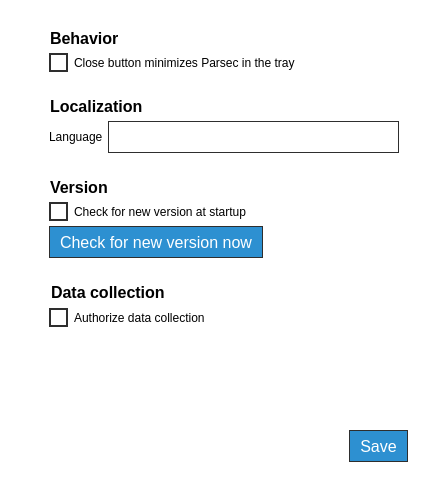
Before: the Qt Designer form parsec/core/gui/forms/global_settings_widget.ui in Scille/parsec-cloud, drawn with Qt 5.
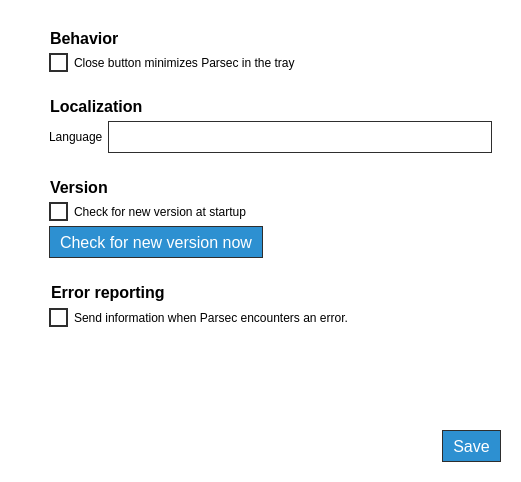
After: the same form once the commit is applied. Icons and pictures are not drawn.

Commit message: [GUI] Added the option to activate or deactivate sentry reporting

```diff
--- a/parsec/core/gui/forms/global_settings_widget.ui
+++ b/parsec/core/gui/forms/global_settings_widget.ui
@@ -6,7 +6,7 @@
    <rect>
     <x>0</x>
     <y>0</y>
-    <width>428</width>
+    <width>521</width>
     <height>482</height>
    </rect>
   </property>
@@ -143,7 +143,7 @@
        <rect>
         <x>0</x>
         <y>0</y>
-        <width>388</width>
+        <width>481</width>
         <height>368</height>
        </rect>
       </property>
@@ -513,7 +513,7 @@
                </font>
               </property>
               <property name="text">
-               <string>Data collection</string>
+               <string>Error reporting</string>
               </property>
              </widget>
             </item>
@@ -527,7 +527,7 @@
             <item>
              <widget class="QCheckBox" name="check_box_collect_data">
               <property name="text">
-               <string>Authorize data collection</string>
+               <string>Send information when Parsec encounters an error.</string>
               </property>
              </widget>
             </item>
```
Left out of the diff: 2 changed lines with no effect on the pictures. The commit also changes 5 other files.
